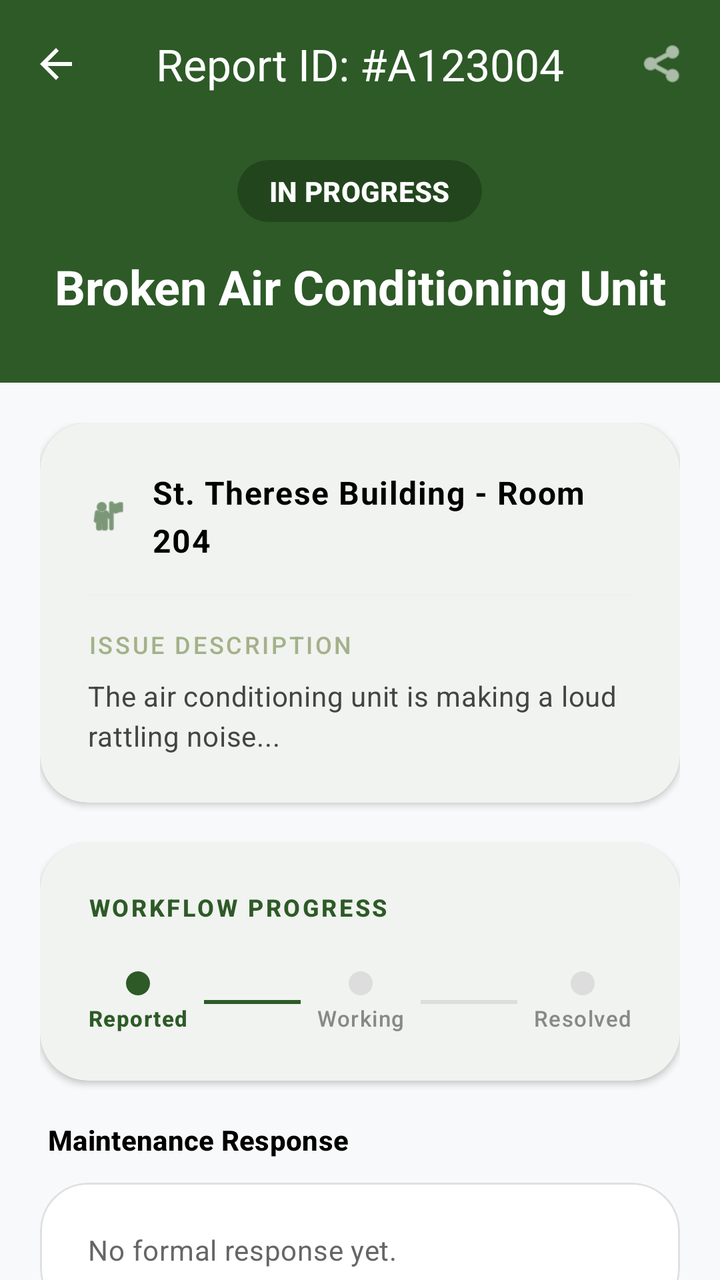
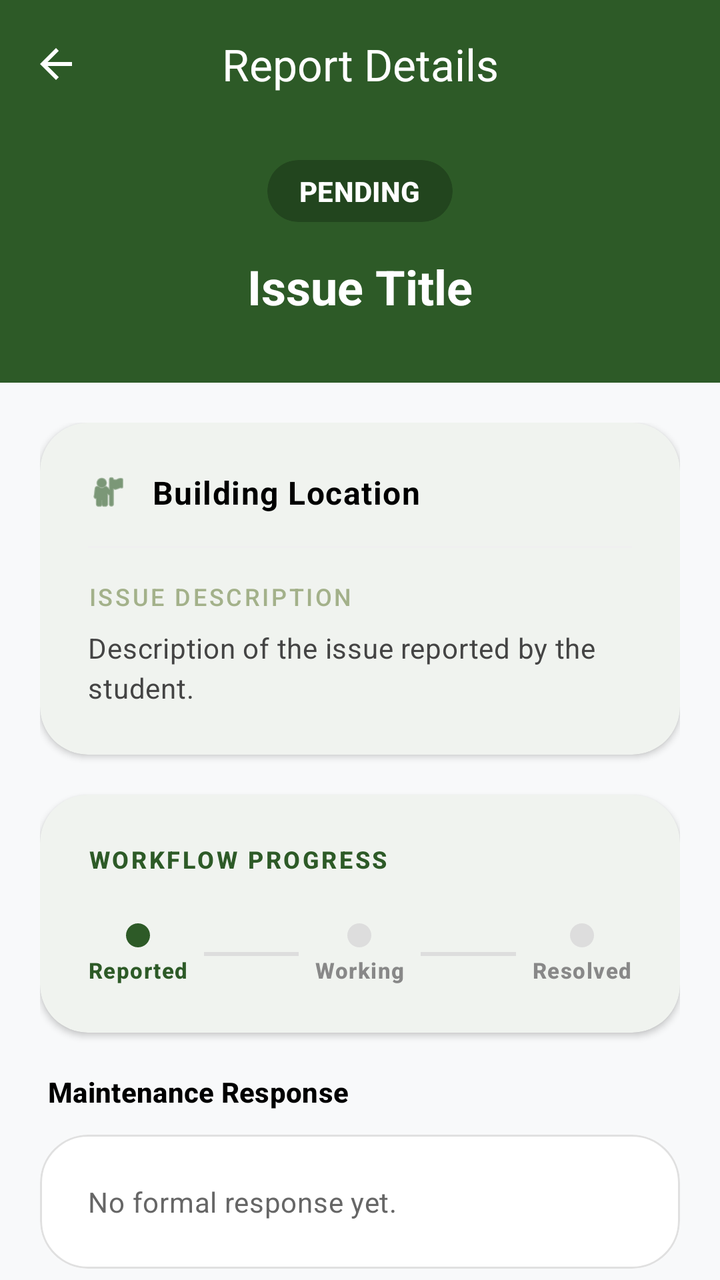

Screens rendered from an Android XML layout before and after an edit, with the pre-edit source and the edit as a unified diff.
<!-- AndroidManifest.xml: application theme Theme.CampusAlert -->
<!-- res/layout/activity_report_detail.xml -->
<?xml version="1.0" encoding="utf-8"?>
<androidx.coordinatorlayout.widget.CoordinatorLayout xmlns:android="http://schemas.android.com/apk/res/android"
    xmlns:app="http://schemas.android.com/apk/res-auto"
    xmlns:tools="http://schemas.android.com/tools"
    android:layout_width="match_parent"
    android:layout_height="match_parent"
    android:background="#F8F9FA">

    
    <com.google.android.material.appbar.AppBarLayout
        android:layout_width="match_parent"
        android:layout_height="wrap_content"
        android:background="@color/forest_green"
        app:elevation="0dp">

        <com.google.android.material.appbar.MaterialToolbar
            android:id="@+id/toolbar"
            android:layout_width="match_parent"
            android:layout_height="?attr/actionBarSize"
            app:navigationIcon="?attr/homeAsUpIndicator"
            app:navigationIconTint="@color/white"
            app:title="Report ID: #A123004"
            app:titleCentered="true"
            app:titleTextColor="@color/white">

            <ImageView
                android:layout_width="24dp"
                android:layout_height="24dp"
                android:layout_gravity="end"
                android:layout_marginEnd="16dp"
                android:contentDescription="Share Report"
                android:src="@android:drawable/ic_menu_share"
                app:tint="@color/white" />
        </com.google.android.material.appbar.MaterialToolbar>

        
        <LinearLayout
            android:layout_width="match_parent"
            android:layout_height="wrap_content"
            android:gravity="center"
            android:orientation="vertical"
            android:paddingBottom="32dp"
            android:paddingTop="16dp">

            <com.google.android.material.card.MaterialCardView
                android:layout_width="wrap_content"
                android:layout_height="wrap_content"
                app:cardBackgroundColor="#3D000000"
                app:cardCornerRadius="20dp"
                app:cardElevation="0dp"
                app:strokeWidth="0dp">

                <TextView
                    android:id="@+id/badge_status"
                    android:layout_width="wrap_content"
                    android:layout_height="wrap_content"
                    android:paddingHorizontal="16dp"
                    android:paddingVertical="6dp"
                    android:text="IN PROGRESS"
                    android:textAppearance="@style/TextAppearance.Material3.LabelLarge"
                    android:textColor="@color/white"
                    android:textStyle="bold" />
            </com.google.android.material.card.MaterialCardView>

            <TextView
                android:id="@+id/detail_title"
                android:layout_width="wrap_content"
                android:layout_height="wrap_content"
                android:layout_marginTop="16dp"
                android:paddingHorizontal="24dp"
                android:text="Broken Air Conditioning Unit"
                android:textAlignment="center"
                android:textAppearance="@style/TextAppearance.Material3.HeadlineSmall"
                android:textColor="@color/white"
                android:textStyle="bold" />
        </LinearLayout>

    </com.google.android.material.appbar.AppBarLayout>

    <androidx.core.widget.NestedScrollView
        android:layout_width="match_parent"
        android:layout_height="match_parent"
        android:clipToPadding="false"
        app:layout_behavior="@string/appbar_scrolling_view_behavior">

        <LinearLayout
            android:layout_width="match_parent"
            android:layout_height="wrap_content"
            android:orientation="vertical"
            android:padding="20dp">

            
            <com.google.android.material.card.MaterialCardView
                android:layout_width="match_parent"
                android:layout_height="wrap_content"
                android:layout_marginBottom="20dp"
                app:cardCornerRadius="24dp"
                app:cardElevation="2dp"
                app:strokeWidth="0dp">

                <LinearLayout
                    android:layout_width="match_parent"
                    android:layout_height="wrap_content"
                    android:orientation="vertical"
                    android:padding="24dp">

                    <LinearLayout
                        android:layout_width="match_parent"
                        android:layout_height="wrap_content"
                        android:gravity="center_vertical"
                        android:orientation="horizontal">

                        <ImageView
                            android:layout_width="20dp"
                            android:layout_height="20dp"
                            android:src="@android:drawable/ic_menu_myplaces"
                            app:tint="@color/forest_green" />

                        <TextView
                            android:id="@+id/detail_building"
                            android:layout_width="wrap_content"
                            android:layout_height="wrap_content"
                            android:layout_marginStart="12dp"
                            android:text="St. Therese Building - Room 204"
                            android:textAppearance="@style/TextAppearance.Material3.BodyLarge"
                            android:textColor="@color/black"
                            android:textStyle="bold" />
                    </LinearLayout>

                    <View
                        android:layout_width="match_parent"
                        android:layout_height="1dp"
                        android:layout_marginVertical="16dp"
                        android:background="#F0F0F0" />

                    <TextView
                        android:layout_width="wrap_content"
                        android:layout_height="wrap_content"
                        android:text="ISSUE DESCRIPTION"
                        android:textAppearance="@style/TextAppearance.Material3.LabelMedium"
                        android:textColor="@color/sage_green"
                        android:letterSpacing="0.1" />

                    <TextView
                        android:id="@+id/detail_description"
                        android:layout_width="match_parent"
                        android:layout_height="wrap_content"
                        android:layout_marginTop="8dp"
                        android:text="The air conditioning unit is making a loud rattling noise..."
                        android:textAppearance="@style/TextAppearance.Material3.BodyMedium"
                        android:textColor="#444444"
                        android:lineSpacingExtra="4dp" />

                </LinearLayout>
            </com.google.android.material.card.MaterialCardView>

            
            <com.google.android.material.card.MaterialCardView
                android:id="@+id/card_evidence_photo"
                android:layout_width="match_parent"
                android:layout_height="wrap_content"
                android:layout_marginBottom="20dp"
                android:visibility="gone"
                app:cardCornerRadius="24dp"
                app:cardElevation="2dp"
                app:strokeWidth="0dp"
                tools:visibility="visible">

                <LinearLayout
                    android:layout_width="match_parent"
                    android:layout_height="wrap_content"
                    android:orientation="vertical"
                    android:padding="24dp">

                    <TextView
                        android:layout_width="wrap_content"
                        android:layout_height="wrap_content"
                        android:text="EVIDENCE PHOTO"
                        android:textAppearance="@style/TextAppearance.Material3.LabelMedium"
                        android:textColor="@color/forest_green"
                        android:textStyle="bold"
                        android:letterSpacing="0.1" />

                    <com.google.android.material.card.MaterialCardView
                        android:layout_width="match_parent"
                        android:layout_height="250dp"
                        android:layout_marginTop="16dp"
                        app:cardCornerRadius="16dp"
                        app:cardElevation="0dp"
                        app:strokeWidth="1dp"
                        app:strokeColor="#F0F0F0">

                        <ImageView
                            android:id="@+id/detail_image"
                            android:layout_width="match_parent"
                            android:layout_height="match_parent"
                            android:scaleType="centerCrop"
                            android:contentDescription="Issue Evidence" />
                    </com.google.android.material.card.MaterialCardView>
                </LinearLayout>
            </com.google.android.material.card.MaterialCardView>

            
            <com.google.android.material.card.MaterialCardView
                android:layout_width="match_parent"
                android:layout_height="wrap_content"
                android:layout_marginBottom="20dp"
                app:cardCornerRadius="24dp"
                app:cardElevation="2dp"
                app:strokeWidth="0dp">

                <LinearLayout
                    android:layout_width="match_parent"
                    android:layout_height="wrap_content"
                    android:orientation="vertical"
                    android:padding="24dp">

                    <TextView
                        android:layout_width="wrap_content"
                        android:layout_height="wrap_content"
                        android:text="WORKFLOW PROGRESS"
                        android:textAppearance="@style/TextAppearance.Material3.LabelMedium"
                        android:textColor="@color/forest_green"
                        android:textStyle="bold"
                        android:letterSpacing="0.1" />

                    <LinearLayout
                        android:id="@+id/status_progress_container"
                        android:layout_width="match_parent"
                        android:layout_height="wrap_content"
                        android:layout_marginTop="24dp"
                        android:gravity="center"
                        android:orientation="horizontal">

                        <LinearLayout android:layout_width="wrap_content" android:layout_height="wrap_content" android:gravity="center" android:orientation="vertical">
                            <View android:id="@+id/dot_reported" android:layout_width="12dp" android:layout_height="12dp" android:background="@drawable/circle_green"/>
                            <TextView android:layout_width="wrap_content" android:layout_height="wrap_content" android:layout_marginTop="4dp" android:text="Reported" android:textAppearance="@style/TextAppearance.Material3.LabelSmall" android:textColor="@color/forest_green" android:textStyle="bold"/>
                        </LinearLayout>

                        <View android:id="@+id/line_1" android:layout_width="0dp" android:layout_height="2dp" android:layout_marginHorizontal="8dp" android:layout_weight="1" android:background="@color/forest_green"/>

                        <LinearLayout android:layout_width="wrap_content" android:layout_height="wrap_content" android:gravity="center" android:orientation="vertical">
                            <View android:id="@+id/dot_progress" android:layout_width="12dp" android:layout_height="12dp" android:background="@drawable/circle_gray"/>
                            <TextView android:layout_width="wrap_content" android:layout_height="wrap_content" android:layout_marginTop="4dp" android:text="Working" android:textAppearance="@style/TextAppearance.Material3.LabelSmall" android:textColor="#888888"/>
                        </LinearLayout>

                        <View android:id="@+id/line_2" android:layout_width="0dp" android:layout_height="2dp" android:layout_marginHorizontal="8dp" android:layout_weight="1" android:background="#DDDDDD"/>

                        <LinearLayout android:layout_width="wrap_content" android:layout_height="wrap_content" android:gravity="center" android:orientation="vertical">
                            <View android:id="@+id/dot_completed" android:layout_width="12dp" android:layout_height="12dp" android:background="@drawable/circle_gray"/>
                            <TextView android:layout_width="wrap_content" android:layout_height="wrap_content" android:layout_marginTop="4dp" android:text="Resolved" android:textAppearance="@style/TextAppearance.Material3.LabelSmall" android:textColor="#888888"/>
                        </LinearLayout>

                    </LinearLayout>
                </LinearLayout>
            </com.google.android.material.card.MaterialCardView>

            
            <com.google.android.material.card.MaterialCardView
                android:id="@+id/card_staff_action"
                android:layout_width="match_parent"
                android:layout_height="wrap_content"
                android:layout_marginBottom="20dp"
                android:visibility="gone"
                app:cardCornerRadius="24dp"
                app:cardElevation="6dp"
                app:strokeColor="@color/forest_green"
                app:strokeWidth="1dp"
                tools:visibility="visible">

                <LinearLayout
                    android:layout_width="match_parent"
                    android:layout_height="wrap_content"
                    android:orientation="vertical"
                    android:padding="24dp">

                    <TextView
                        android:layout_width="wrap_content"
                        android:layout_height="wrap_content"
                        android:text="ADMINISTRATION PANEL"
                        android:textAppearance="@style/TextAppearance.Material3.LabelLarge"
                        android:textColor="@color/forest_green"
                        android:textStyle="bold"
                        android:letterSpacing="0.1" />

                    <com.google.android.material.button.MaterialButtonToggleGroup
                        android:id="@+id/toggle_status"
                        android:layout_width="match_parent"
                        android:layout_height="wrap_content"
                        android:layout_marginTop="20dp"
                        app:singleSelection="true">
                        <Button
                            android:id="@+id/btn_status_pending"
                            style="@style/Widget.Material3.Button.OutlinedButton"
                            android:layout_width="0dp"
                            android:layout_height="wrap_content"
                            android:layout_weight="1"
                            android:text="Queue" />
                        <Button
                            android:id="@+id/btn_status_progress"
                            style="@style/Widget.Material3.Button.OutlinedButton"
                            android:layout_width="0dp"
                            android:layout_height="wrap_content"
                            android:layout_weight="1"
                            android:text="Repair" />
                        <Button
                            android:id="@+id/btn_status_completed"
                            style="@style/Widget.Material3.Button.OutlinedButton"
                            android:layout_width="0dp"
                            android:layout_height="wrap_content"
                            android:layout_weight="1"
                            android:text="Done" />
                    </com.google.android.material.button.MaterialButtonToggleGroup>

                    <com.google.android.material.textfield.TextInputLayout
                        style="@style/Widget.Material3.TextInputLayout.OutlinedBox"
                        android:layout_width="match_parent"
                        android:layout_height="wrap_content"
                        android:layout_marginTop="20dp"
                        android:hint="Internal Staff Note"
                        app:boxCornerRadiusBottomEnd="12dp"
                        app:boxCornerRadiusBottomStart="12dp"
                        app:boxCornerRadiusTopEnd="12dp"
                        app:boxCornerRadiusTopStart="12dp">
                        <com.google.android.material.textfield.TextInputEditText
                            android:id="@+id/staff_comment_edit"
                            android:layout_width="match_parent"
                            android:layout_height="wrap_content"
                            android:inputType="textMultiLine"
                            android:lines="3"
                            android:gravity="top" />
                    </com.google.android.material.textfield.TextInputLayout>

                    <com.google.android.material.button.MaterialButton
                        android:id="@+id/btn_save_update"
                        android:layout_width="match_parent"
                        android:layout_height="56dp"
                        android:layout_marginTop="24dp"
                        android:text="Confirm Updates"
                        android:textStyle="bold"
                        app:backgroundTint="@color/forest_green"
                        app:cornerRadius="16dp" />
                </LinearLayout>
            </com.google.android.material.card.MaterialCardView>

            
            <TextView
                android:layout_width="wrap_content"
                android:layout_height="wrap_content"
                android:layout_marginBottom="12dp"
                android:layout_marginStart="4dp"
                android:text="Maintenance Response"
                android:textAppearance="@style/TextAppearance.Material3.TitleSmall"
                android:textColor="@color/black"
                android:textStyle="bold"/>

            <com.google.android.material.card.MaterialCardView
                android:layout_width="match_parent"
                android:layout_height="wrap_content"
                app:cardCornerRadius="24dp"
                app:cardElevation="0dp"
                app:strokeWidth="1dp"
                app:strokeColor="#E0E0E0">

                <LinearLayout
                    android:layout_width="match_parent"
                    android:layout_height="wrap_content"
                    android:orientation="vertical"
                    android:padding="24dp">

                    <TextView
                        android:id="@+id/text_staff_comment"
                        android:layout_width="match_parent"
                        android:layout_height="wrap_content"
                        android:text="No formal response yet."
                        android:textAppearance="@style/TextAppearance.Material3.BodyMedium"
                        android:textColor="#666666"
                        android:lineSpacingExtra="4dp" />
                </LinearLayout>
            </com.google.android.material.card.MaterialCardView>

        </LinearLayout>
    </androidx.core.widget.NestedScrollView>

</androidx.coordinatorlayout.widget.CoordinatorLayout>
<!-- resources referenced by this layout -->
<resources>
  <color name="black">#FF000000</color>
  <color name="forest_green">#2D5A27</color>
  <color name="sage_green">#A3B18A</color>
  <color name="white">#FFFFFFFF</color>
  <!-- drawable circle_gray (drawable) -->
  <?xml version="1.0" encoding="utf-8"?>
  <shape xmlns:android="http://schemas.android.com/apk/res/android"
      android:shape="oval">
      <solid android:color="#DDDDDD" />
  </shape>
  <!-- drawable circle_green (drawable) -->
  <?xml version="1.0" encoding="utf-8"?>
  <shape xmlns:android="http://schemas.android.com/apk/res/android"
      android:shape="oval">
      <solid android:color="@color/forest_green" />
  </shape>
  <style name="Theme.CampusAlert" parent="Base.Theme.CampusAlert" />
  <style name="Base.Theme.CampusAlert" parent="Theme.Material3.DayNight.NoActionBar">
          
          <item name="colorPrimary">@color/primary</item>
          <item name="colorOnPrimary">@color/onPrimary</item>
          
          <item name="colorSecondary">@color/secondary</item>
          <item name="colorOnSecondary">@color/onSecondary</item>
          
          <item name="android:statusBarColor">?attr/colorPrimary</item>
          
          <item name="android:windowBackground">@color/background</item>
          <item name="colorSurface">@color/surface</item>
          
          
          <item name="shapeAppearanceLargeComponent">@style/ShapeAppearance.CampusAlert.Large</item>
          <item name="shapeAppearanceMediumComponent">@style/ShapeAppearance.CampusAlert.Medium</item>
      </style>
  <color name="primary">@color/forest_green</color>
  <color name="onPrimary">@color/white</color>
  <color name="secondary">@color/sage_green</color>
  <color name="onSecondary">@color/black</color>
  <color name="background">@color/light_gray</color>
  <color name="surface">@color/white</color>
  <style name="ShapeAppearance.CampusAlert.Large" parent="ShapeAppearance.Material3.LargeComponent">
          <item name="cornerSize">16dp</item>
      </style>
  <style name="ShapeAppearance.CampusAlert.Medium" parent="ShapeAppearance.Material3.MediumComponent">
          <item name="cornerSize">12dp</item>
      </style>
  <color name="light_gray">#F8F9FA</color>
</resources>

<!-- the commit's change to res/layout/activity_report_detail.xml (unified diff, before → after) -->
@@ -19,19 +19,9 @@
             android:layout_height="?attr/actionBarSize"
             app:navigationIcon="?attr/homeAsUpIndicator"
             app:navigationIconTint="@color/white"
-            app:title="Report ID: #A123004"
+            app:title="Report Details"
             app:titleCentered="true"
-            app:titleTextColor="@color/white">
-
-            <ImageView
-                android:layout_width="24dp"
-                android:layout_height="24dp"
-                android:layout_gravity="end"
-                android:layout_marginEnd="16dp"
-                android:contentDescription="Share Report"
-                android:src="@android:drawable/ic_menu_share"
-                app:tint="@color/white" />
-        </com.google.android.material.appbar.MaterialToolbar>
+            app:titleTextColor="@color/white" />
 
         
         <LinearLayout
@@ -56,7 +46,7 @@
                     android:layout_height="wrap_content"
                     android:paddingHorizontal="16dp"
                     android:paddingVertical="6dp"
-                    android:text="IN PROGRESS"
+                    android:text="PENDING"
                     android:textAppearance="@style/TextAppearance.Material3.LabelLarge"
                     android:textColor="@color/white"
                     android:textStyle="bold" />
@@ -68,7 +58,7 @@
                 android:layout_height="wrap_content"
                 android:layout_marginTop="16dp"
                 android:paddingHorizontal="24dp"
-                android:text="Broken Air Conditioning Unit"
+                android:text="Issue Title"
                 android:textAlignment="center"
                 android:textAppearance="@style/TextAppearance.Material3.HeadlineSmall"
                 android:textColor="@color/white"
@@ -91,6 +81,60 @@
 
             
             <com.google.android.material.card.MaterialCardView
+                android:id="@+id/card_admin_assignment"
+                android:layout_width="match_parent"
+                android:layout_height="wrap_content"
+                android:layout_marginBottom="20dp"
+                android:visibility="gone"
+                app:cardCornerRadius="24dp"
+                app:cardElevation="6dp"
+                app:strokeColor="@color/institutional_yellow"
+                app:strokeWidth="1dp"
+                tools:visibility="visible">
+
+                <LinearLayout
+                    android:layout_width="match_parent"
+                    android:layout_height="wrap_content"
+                    android:orientation="vertical"
+                    android:padding="24dp">
+
+                    <TextView
+                        android:layout_width="wrap_content"
+                        android:layout_height="wrap_content"
+                        android:text="ASSIGN MAINTENANCE STAFF"
+                        android:textAppearance="@style/TextAppearance.Material3.LabelLarge"
+                        android:textColor="@color/forest_green"
+                        android:textStyle="bold"
+                        android:letterSpacing="0.1" />
+
+                    <com.google.android.material.textfield.TextInputLayout
+                        style="@style/Widget.Material3.TextInputLayout.OutlinedBox.ExposedDropdownMenu"
+                        android:layout_width="match_parent"
+                        android:layout_height="wrap_content"
+                        android:layout_marginTop="16dp"
+                        android:hint="Select Staff Member">
+
+                        <AutoCompleteTextView
+                            android:id="@+id/staff_spinner"
+                            android:layout_width="match_parent"
+                            android:layout_height="wrap_content"
+                            android:inputType="none" />
+                    </com.google.android.material.textfield.TextInputLayout>
+
+                    <com.google.android.material.button.MaterialButton
+                        android:id="@+id/btn_assign_staff"
+                        android:layout_width="match_parent"
+                        android:layout_height="56dp"
+                        android:layout_marginTop="16dp"
+                        android:text="Assign &amp; Notify"
+                        android:textStyle="bold"
+                        app:backgroundTint="@color/forest_green"
+                        app:cornerRadius="16dp" />
+                </LinearLayout>
+            </com.google.android.material.card.MaterialCardView>
+
+            
+            <com.google.android.material.card.MaterialCardView
                 android:layout_width="match_parent"
                 android:layout_height="wrap_content"
                 android:layout_marginBottom="20dp"
@@ -121,7 +165,7 @@
                             android:layout_width="wrap_content"
                             android:layout_height="wrap_content"
                             android:layout_marginStart="12dp"
-                            android:text="St. Therese Building - Room 204"
+                            android:text="Building Location"
                             android:textAppearance="@style/TextAppearance.Material3.BodyLarge"
                             android:textColor="@color/black"
                             android:textStyle="bold" />
@@ -146,7 +190,7 @@
                         android:layout_width="match_parent"
                         android:layout_height="wrap_content"
                         android:layout_marginTop="8dp"
-                        android:text="The air conditioning unit is making a loud rattling noise..."
+                        android:text="Description of the issue reported by the student."
                         android:textAppearance="@style/TextAppearance.Material3.BodyMedium"
                         android:textColor="#444444"
                         android:lineSpacingExtra="4dp" />
@@ -237,18 +281,18 @@
                             <TextView android:layout_width="wrap_content" android:layout_height="wrap_content" android:layout_marginTop="4dp" android:text="Reported" android:textAppearance="@style/TextAppearance.Material3.LabelSmall" android:textColor="@color/forest_green" android:textStyle="bold"/>
                         </LinearLayout>
 
-                        <View android:id="@+id/line_1" android:layout_width="0dp" android:layout_height="2dp" android:layout_marginHorizontal="8dp" android:layout_weight="1" android:background="@color/forest_green"/>
+                        <View android:id="@+id/line_1" android:layout_width="0dp" android:layout_height="2dp" android:layout_marginHorizontal="8dp" android:layout_weight="1" android:background="#DDDDDD"/>
 
                         <LinearLayout android:layout_width="wrap_content" android:layout_height="wrap_content" android:gravity="center" android:orientation="vertical">
                             <View android:id="@+id/dot_progress" android:layout_width="12dp" android:layout_height="12dp" android:background="@drawable/circle_gray"/>
-                            <TextView android:layout_width="wrap_content" android:layout_height="wrap_content" android:layout_marginTop="4dp" android:text="Working" android:textAppearance="@style/TextAppearance.Material3.LabelSmall" android:textColor="#888888"/>
+                            <TextView android:layout_width="wrap_content" android:layout_height="wrap_content" android:layout_marginTop="4dp" android:text="Working" android:textAppearance="@style/TextAppearance.Material3.LabelSmall" android:textColor="#888888" android:textStyle="bold"/>
                         </LinearLayout>
 
                         <View android:id="@+id/line_2" android:layout_width="0dp" android:layout_height="2dp" android:layout_marginHorizontal="8dp" android:layout_weight="1" android:background="#DDDDDD"/>
 
                         <LinearLayout android:layout_width="wrap_content" android:layout_height="wrap_content" android:gravity="center" android:orientation="vertical">
                             <View android:id="@+id/dot_completed" android:layout_width="12dp" android:layout_height="12dp" android:background="@drawable/circle_gray"/>
-                            <TextView android:layout_width="wrap_content" android:layout_height="wrap_content" android:layout_marginTop="4dp" android:text="Resolved" android:textAppearance="@style/TextAppearance.Material3.LabelSmall" android:textColor="#888888"/>
+                            <TextView android:layout_width="wrap_content" android:layout_height="wrap_content" android:layout_marginTop="4dp" android:text="Resolved" android:textAppearance="@style/TextAppearance.Material3.LabelSmall" android:textColor="#888888" android:textStyle="bold"/>
                         </LinearLayout>
 
                     </LinearLayout>
<!-- resource entries referenced after the edit -->
@@ -2,6 +2,7 @@
 <resources>
   <color name="black">#FF000000</color>
   <color name="forest_green">#2D5A27</color>
+  <color name="institutional_yellow">#FFB300</color>
   <color name="sage_green">#A3B18A</color>
   <color name="white">#FFFFFFFF</color>
   <!-- drawable circle_gray (drawable) -->
